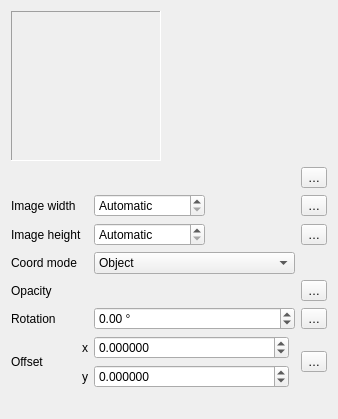
First picture: the form in src/ui/symbollayer/widget_rasterfill.ui, repository carsmie/QGIS, before the edit.
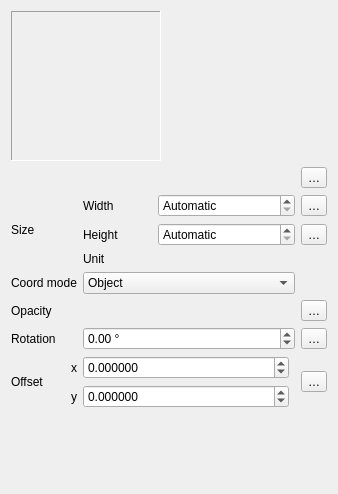
Second picture: the form after the edit. Custom widgets are drawn as their Qt base class.

Commit message: Remove separate size unit for width and height, and just use one unit for both to match raster marker behavior

Diff of the .ui file:
```diff
--- a/src/ui/symbollayer/widget_rasterfill.ui
+++ b/src/ui/symbollayer/widget_rasterfill.ui
@@ -7,150 +7,21 @@
     <x>0</x>
     <y>0</y>
     <width>338</width>
-    <height>419</height>
+    <height>494</height>
    </rect>
   </property>
   <property name="windowTitle">
    <string notr="true">Form</string>
   </property>
   <layout class="QGridLayout" name="gridLayout_2" columnstretch="0,0,0,0">
-   <item row="5" column="0" colspan="2">
+   <item row="4" column="0" colspan="2">
     <widget class="QLabel" name="label">
      <property name="text">
       <string>Opacity</string>
      </property>
     </widget>
    </item>
-   <item row="2" column="2">
-    <layout class="QHBoxLayout" name="horizontalLayout_2">
-     <item>
-      <widget class="QgsDoubleSpinBox" name="mWidthSpinBox">
-       <property name="specialValueText">
-        <string>Automatic</string>
-       </property>
-       <property name="decimals">
-        <number>6</number>
-       </property>
-       <property name="maximum">
-        <double>99999999.000000000000000</double>
-       </property>
-       <property name="singleStep">
-        <double>0.200000000000000</double>
-       </property>
-      </widget>
-     </item>
-     <item>
-      <widget class="QgsUnitSelectionWidget" name="mWidthUnitWidget" native="true">
-       <property name="focusPolicy">
-        <enum>Qt::StrongFocus</enum>
-       </property>
-      </widget>
-     </item>
-    </layout>
-   </item>
-   <item row="4" column="2">
-    <widget class="QComboBox" name="cboCoordinateMode">
-     <item>
-      <property name="text">
-       <string>Object</string>
-      </property>
-     </item>
-     <item>
-      <property name="text">
-       <string>Viewport</string>
-      </property>
-     </item>
-    </widget>
-   </item>
-   <item row="10" column="0">
-    <spacer name="verticalSpacer">
-     <property name="orientation">
-      <enum>Qt::Vertical</enum>
-     </property>
-     <property name="sizeHint" stdset="0">
-      <size>
-       <width>20</width>
-       <height>40</height>
-      </size>
-     </property>
-    </spacer>
-   </item>
-   <item row="9" column="2">
-    <layout class="QGridLayout" name="gridLayout">
-     <item row="1" column="0">
-      <widget class="QgsDoubleSpinBox" name="mSpinOffsetY">
-       <property name="sizePolicy">
-        <sizepolicy hsizetype="Minimum" vsizetype="Fixed">
-         <horstretch>1</horstretch>
-         <verstretch>0</verstretch>
-        </sizepolicy>
-       </property>
-       <property name="decimals">
-        <number>6</number>
-       </property>
-       <property name="minimum">
-        <double>-99999999.989999994635582</double>
-       </property>
-       <property name="maximum">
-        <double>99999999.989999994635582</double>
-       </property>
-       <property name="singleStep">
-        <double>0.200000000000000</double>
-       </property>
-      </widget>
-     </item>
-     <item row="0" column="1" rowspan="2">
-      <widget class="QgsUnitSelectionWidget" name="mOffsetUnitWidget" native="true">
-       <property name="minimumSize">
-        <size>
-         <width>0</width>
-         <height>0</height>
-        </size>
-       </property>
-       <property name="focusPolicy">
-        <enum>Qt::StrongFocus</enum>
-       </property>
-      </widget>
-     </item>
-     <item row="0" column="0">
-      <widget class="QgsDoubleSpinBox" name="mSpinOffsetX">
-       <property name="sizePolicy">
-        <sizepolicy hsizetype="Minimum" vsizetype="Fixed">
-         <horstretch>1</horstretch>
-         <verstretch>0</verstretch>
-        </sizepolicy>
-       </property>
-       <property name="decimals">
-        <number>6</number>
-       </property>
-       <property name="minimum">
-        <double>-99999999.989999994635582</double>
-       </property>
-       <property name="maximum">
-        <double>99999999.989999994635582</double>
-       </property>
-       <property name="singleStep">
-        <double>0.200000000000000</double>
-       </property>
-      </widget>
-     </item>
-    </layout>
-   </item>
-   <item row="5" column="2">
-    <widget class="QgsOpacityWidget" name="mOpacityWidget" native="true">
-     <property name="focusPolicy">
-      <enum>Qt::StrongFocus</enum>
-     </property>
-    </widget>
-   </item>
-   <item row="5" column="3">
-    <widget class="QgsPropertyOverrideButton" name="mOpacityDDBtn">
-     <property name="text">
-      <string>…</string>
-     </property>
-    </widget>
-   </item>
-   <item row="4" column="0" colspan="2">
+   <item row="3" column="0" colspan="2">
     <widget class="QLabel" name="label_3">
      <property name="text">
       <string>Coord mode</string>
@@ -160,13 +31,37 @@
      </property>
     </widget>
    </item>
-   <item row="9" column="3">
+   <item row="5" column="0" colspan="2">
+    <widget class="QLabel" name="mRotationLabel">
+     <property name="text">
+      <string>Rotation</string>
+     </property>
+     <property name="buddy">
+      <cstring>mRotationSpinBox</cstring>
+     </property>
+    </widget>
+   </item>
+   <item row="8" column="3">
     <widget class="QgsPropertyOverrideButton" name="mOffsetDDBtn">
      <property name="text">
       <string>…</string>
      </property>
     </widget>
    </item>
+   <item row="4" column="2">
+    <widget class="QgsOpacityWidget" name="mOpacityWidget" native="true">
+     <property name="focusPolicy">
+      <enum>Qt::StrongFocus</enum>
+     </property>
+    </widget>
+   </item>
+   <item row="4" column="3">
+    <widget class="QgsPropertyOverrideButton" name="mOpacityDDBtn">
+     <property name="text">
+      <string>…</string>
+     </property>
+    </widget>
+   </item>
    <item row="0" column="0" colspan="4">
     <layout class="QHBoxLayout" name="horizontalLayout_4">
      <property name="topMargin">
@@ -218,7 +113,237 @@
      </item>
     </layout>
    </item>
-   <item row="6" column="2">
+   <item row="2" column="2" colspan="2">
+    <widget class="QWidget" name="widget" native="true">
+     <property name="minimumSize">
+      <size>
+       <width>50</width>
+       <height>50</height>
+      </size>
+     </property>
+     <layout class="QGridLayout" name="gridLayout_4">
+      <property name="leftMargin">
+       <number>0</number>
+      </property>
+      <property name="topMargin">
+       <number>0</number>
+      </property>
+      <property name="rightMargin">
+       <number>0</number>
+      </property>
+      <property name="bottomMargin">
+       <number>0</number>
+      </property>
+      <item row="0" column="3">
+       <widget class="QgsPropertyOverrideButton" name="mWidthDDBtn">
+        <property name="text">
+         <string>…</string>
+        </property>
+       </widget>
+      </item>
+      <item row="0" column="0">
+       <widget class="QLabel" name="mTextureWidthLabel">
+        <property name="text">
+         <string>Width</string>
+        </property>
+        <property name="buddy">
+         <cstring>mWidthSpinBox</cstring>
+        </property>
+       </widget>
+      </item>
+      <item row="0" column="1" colspan="2">
+       <widget class="QgsDoubleSpinBox" name="mWidthSpinBox">
+        <property name="specialValueText">
+         <string>Automatic</string>
+        </property>
+        <property name="decimals">
+         <number>6</number>
+        </property>
+        <property name="maximum">
+         <double>99999999.000000000000000</double>
+        </property>
+        <property name="singleStep">
+         <double>0.200000000000000</double>
+        </property>
+       </widget>
+      </item>
+      <item row="1" column="3">
+       <widget class="QgsPropertyOverrideButton" name="mHeightDDBtn">
+        <property name="text">
+         <string>…</string>
+        </property>
+       </widget>
+      </item>
+      <item row="2" column="0">
+       <widget class="QLabel" name="mTextureWidthLabel_3">
+        <property name="text">
+         <string>Unit</string>
+        </property>
+        <property name="buddy">
+         <cstring>mWidthSpinBox</cstring>
+        </property>
+       </widget>
+      </item>
+      <item row="1" column="0">
+       <widget class="QLabel" name="mTextureWidthLabel_2">
+        <property name="text">
+         <string>Height</string>
+        </property>
+        <property name="buddy">
+         <cstring>mWidthSpinBox</cstring>
+        </property>
+       </widget>
+      </item>
+      <item row="1" column="1" colspan="2">
+       <widget class="QgsDoubleSpinBox" name="mHeightSpinBox">
+        <property name="specialValueText">
+         <string>Automatic</string>
+        </property>
+        <property name="decimals">
+         <number>6</number>
+        </property>
+        <property name="maximum">
+         <double>99999999.000000000000000</double>
+        </property>
+        <property name="singleStep">
+         <double>0.200000000000000</double>
+        </property>
+       </widget>
+      </item>
+      <item row="2" column="1" colspan="2">
+       <widget class="QgsUnitSelectionWidget" name="mSizeUnitWidget" native="true">
+        <property name="focusPolicy">
+         <enum>Qt::StrongFocus</enum>
+        </property>
+       </widget>
+      </item>
+     </layout>
+    </widget>
+   </item>
+   <item row="3" column="2">
+    <widget class="QComboBox" name="cboCoordinateMode">
+     <item>
+      <property name="text">
+       <string>Object</string>
+      </property>
+     </item>
+     <item>
+      <property name="text">
+       <string>Viewport</string>
+      </property>
+     </item>
+    </widget>
+   </item>
+   <item row="1" column="3">
+    <widget class="QgsPropertyOverrideButton" name="mFilenameDDBtn">
+     <property name="text">
+      <string>…</string>
+     </property>
+    </widget>
+   </item>
+   <item row="8" column="2">
+    <layout class="QGridLayout" name="gridLayout">
+     <item row="1" column="0">
+      <widget class="QgsDoubleSpinBox" name="mSpinOffsetY">
+       <property name="sizePolicy">
+        <sizepolicy hsizetype="Minimum" vsizetype="Fixed">
+         <horstretch>1</horstretch>
+         <verstretch>0</verstretch>
+        </sizepolicy>
+       </property>
+       <property name="decimals">
+        <number>6</number>
+       </property>
+       <property name="minimum">
+        <double>-99999999.989999994635582</double>
+       </property>
+       <property name="maximum">
+        <double>99999999.989999994635582</double>
+       </property>
+       <property name="singleStep">
+        <double>0.200000000000000</double>
+       </property>
+      </widget>
+     </item>
+     <item row="0" column="1" rowspan="2">
+      <widget class="QgsUnitSelectionWidget" name="mOffsetUnitWidget" native="true">
+       <property name="minimumSize">
+        <size>
+         <width>0</width>
+         <height>0</height>
+        </size>
+       </property>
+       <property name="focusPolicy">
+        <enum>Qt::StrongFocus</enum>
+       </property>
+      </widget>
+     </item>
+     <item row="0" column="0">
+      <widget class="QgsDoubleSpinBox" name="mSpinOffsetX">
+       <property name="sizePolicy">
+        <sizepolicy hsizetype="Minimum" vsizetype="Fixed">
+         <horstretch>1</horstretch>
+         <verstretch>0</verstretch>
+        </sizepolicy>
+       </property>
+       <property name="decimals">
+        <number>6</number>
+       </property>
+       <property name="minimum">
+        <double>-99999999.989999994635582</double>
+       </property>
+       <property name="maximum">
+        <double>99999999.989999994635582</double>
+       </property>
+       <property name="singleStep">
+        <double>0.200000000000000</double>
+       </property>
+      </widget>
+     </item>
+    </layout>
+   </item>
+   <item row="8" column="0" colspan="2">
+    <layout class="QGridLayout" name="gridLayout_3" columnstretch="1,0">
+     <item row="0" column="1">
+      <widget class="QLabel" name="label_2">
+       <property name="text">
+        <string>x</string>
+       </property>
+      </widget>
+     </item>
+     <item row="1" column="1">
+      <widget class="QLabel" name="label_4">
+       <property name="text">
+        <string>y</string>
+       </property>
+      </widget>
+     </item>
+     <item row="0" column="0" rowspan="2">
+      <widget class="QLabel" name="label_7">
+       <property name="text">
+        <string>Offset</string>
+       </property>
+       <property name="buddy">
+        <cstring>mSpinOffsetX</cstring>
+       </property>
+      </widget>
+     </item>
+    </layout>
+   </item>
+   <item row="9" column="0">
+    <spacer name="verticalSpacer">
+     <property name="orientation">
+      <enum>Qt::Vertical</enum>
+     </property>
+     <property name="sizeHint" stdset="0">
+      <size>
+       <width>20</width>
+       <height>40</height>
+      </size>
+     </property>
+    </spacer>
+   </item>
+   <item row="5" column="2">
     <widget class="QgsDoubleSpinBox" name="mRotationSpinBox">
      <property name="sizePolicy">
       <sizepolicy hsizetype="Preferred" vsizetype="Fixed">
@@ -243,75 +368,13 @@
      </property>
     </widget>
    </item>
-   <item row="9" column="0" colspan="2">
-    <layout class="QGridLayout" name="gridLayout_3" columnstretch="1,0">
-     <item row="0" column="1">
-      <widget class="QLabel" name="label_2">
-       <property name="text">
-        <string>x</string>
-       </property>
-      </widget>
-     </item>
-     <item row="1" column="1">
-      <widget class="QLabel" name="label_4">
-       <property name="text">
-        <string>y</string>
-       </property>
-      </widget>
-     </item>
-     <item row="0" column="0" rowspan="2">
-      <widget class="QLabel" name="label_7">
-       <property name="text">
-        <string>Offset</string>
-       </property>
-       <property name="buddy">
-        <cstring>mSpinOffsetX</cstring>
-       </property>
-      </widget>
-     </item>
-    </layout>
-   </item>
-   <item row="2" column="3">
-    <widget class="QgsPropertyOverrideButton" name="mWidthDDBtn">
-     <property name="text">
-      <string>…</string>
-     </property>
-    </widget>
-   </item>
-   <item row="6" column="3">
+   <item row="5" column="3">
     <widget class="QgsPropertyOverrideButton" name="mRotationDDBtn">
      <property name="text">
       <string>…</string>
      </property>
     </widget>
    </item>
-   <item row="2" column="0" colspan="2">
-    <widget class="QLabel" name="mTextureWidthLabel">
-     <property name="text">
-      <string>Image width</string>
-     </property>
-     <property name="buddy">
-      <cstring>mWidthSpinBox</cstring>
-     </property>
-    </widget>
-   </item>
-   <item row="1" column="3">
-    <widget class="QgsPropertyOverrideButton" name="mFilenameDDBtn">
-     <property name="text">
-      <string>…</string>
-     </property>
-    </widget>
-   </item>
-   <item row="6" column="0" colspan="2">
-    <widget class="QLabel" name="mRotationLabel">
-     <property name="text">
-      <string>Rotation</string>
-     </property>
-     <property name="buddy">
-      <cstring>mRotationSpinBox</cstring>
-     </property>
-    </widget>
-   </item>
    <item row="1" column="0" colspan="3">
     <widget class="QgsImageSourceLineEdit" name="mImageSourceLineEdit" native="true">
      <property name="focusPolicy">
@@ -319,50 +382,16 @@
      </property>
     </widget>
    </item>
-   <item row="3" column="0">
-    <widget class="QLabel" name="mTextureWidthLabel_2">
+   <item row="2" column="0" colspan="2">
+    <widget class="QLabel" name="label_5">
      <property name="text">
-      <string>Image height</string>
+      <string>Size</string>
      </property>
      <property name="buddy">
       <cstring>mWidthSpinBox</cstring>
      </property>
     </widget>
    </item>
-   <item row="3" column="3">
-    <widget class="QgsPropertyOverrideButton" name="mHeightDDBtn">
-     <property name="text">
-      <string>…</string>
-     </property>
-    </widget>
-   </item>
-   <item row="3" column="2">
-    <layout class="QHBoxLayout" name="horizontalLayout">
-     <item>
-      <widget class="QgsDoubleSpinBox" name="mHeightSpinBox">
-       <property name="specialValueText">
-        <string>Automatic</string>
-       </property>
-       <property name="decimals">
-        <number>6</number>
-       </property>
-       <property name="maximum">
-        <double>99999999.000000000000000</double>
-       </property>
-       <property name="singleStep">
-        <double>0.200000000000000</double>
-       </property>
-      </widget>
-     </item>
-     <item>
-      <widget class="QgsUnitSelectionWidget" name="mHeightUnitWidget" native="true">
-       <property name="focusPolicy">
-        <enum>Qt::StrongFocus</enum>
-       </property>
-      </widget>
-     </item>
-    </layout>
-   </item>
   </layout>
  </widget>
  <customwidgets>
```
Left out of the diff: 5 changed lines with no effect on the pictures. The commit also changes 6 other files.
